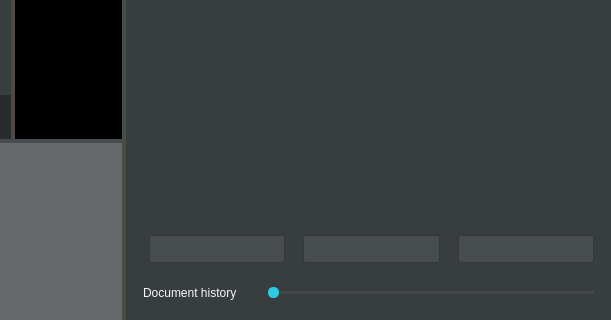
The window that rekall.ui (Rekall/Rekall) describes before a commit, drawn with Qt 5; both pictures show x 190 to 801 and y 194 to 514 of the 801 by 514 pixel window.
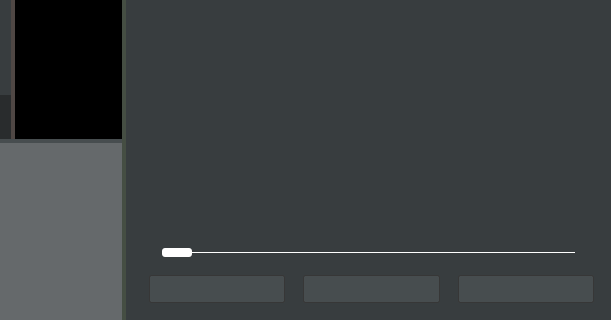
The same window after the commit. The open tabs and pages were chosen to show the change. Icons and pictures are not drawn. Custom widgets are drawn as their Qt base class.

Patch:
```diff
--- a/rekall.ui
+++ b/rekall.ui
@@ -250,6 +250,17 @@
 	background-color: 	rgb(45, 202, 225);
 }
 
+QSlider#metadataSlider::groove {
+	background-color: 	rgb(255, 255, 255);
+	height: 					1px;
+}
+QSlider#metadataSlider::handle {
+	width: 						30px;
+	background-color: 	rgb(255, 255, 255);
+	border-radius:			3px;
+}
+
+
 
 QSplitter#conduiteSplitter::handle 				{		background: 	rgba(166,204,91,   30);	}
 QSplitter#conduiteSplitter::handle:pressed 	{		background: 	rgb(166,204,91);				}
@@ -366,7 +377,11 @@
 }
 QMenu::item:enabled:selected {
      background-color: rgb(45, 202, 225);
-}</string>
+}
+
+
+
+</string>
   </property>
   <widget class="QWidget" name="centralwidget">
    <layout class="QVBoxLayout" name="verticalLayout_4">
@@ -715,7 +730,7 @@
            </attribute>
            <layout class="QVBoxLayout" name="verticalLayout_5">
             <property name="spacing">
-             <number>20</number>
+             <number>12</number>
             </property>
             <property name="leftMargin">
              <number>6</number>
@@ -786,6 +801,46 @@
               </widget>
              </widget>
             </item>
+            <item>
+             <layout class="QHBoxLayout" name="horizontalLayout_2">
+              <property name="spacing">
+               <number>12</number>
+              </property>
+              <item>
+               <widget class="QLabel" name="metadataSliderIcon">
+                <property name="text">
+                 <string/>
+                </property>
+                <property name="pixmap">
+                 <pixmap resource="icons/Rekall.qrc">:/icons/res_icon_history.png</pixmap>
+                </property>
+               </widget>
+              </item>
+              <item>
+               <widget class="QSlider" name="metadataSlider">
+                <property name="toolTip">
+                 <string>Navigate through document versions</string>
+                </property>
+                <property name="orientation">
+                 <enum>Qt::Horizontal</enum>
+                </property>
+                <property name="tickPosition">
+                 <enum>QSlider::NoTicks</enum>
+                </property>
+               </widget>
+              </item>
+              <item>
+               <widget class="QLabel" name="metadataSliderIcon2">
+                <property name="text">
+                 <string/>
+                </property>
+                <property name="pixmap">
+                 <pixmap resource="icons/Rekall.qrc">:/icons/res_icon_history_reverse.png</pixmap>
+                </property>
+               </widget>
+              </item>
+             </layout>
+            </item>
             <item>
              <layout class="QHBoxLayout" name="horizontalLayout">
               <property name="spacing">
@@ -844,40 +899,6 @@
               </item>
              </layout>
             </item>
-            <item>
-             <layout class="QHBoxLayout" name="horizontalLayout_2">
-              <property name="spacing">
-               <number>12</number>
-              </property>
-              <item>
-               <widget class="QLabel" name="metadataSliderLabel">
-                <property name="text">
-                 <string>Document history</string>
-                </property>
-                <property name="pixmap">
-                 <pixmap resource="icons/Rekall.qrc">:/icons/res_icon_history.png</pixmap>
-                </property>
-               </widget>
-              </item>
-              <item>
-               <widget class="QLabel" name="metadataSliderIcon">
-                <property name="text">
-                 <string/>
-                </property>
-                <property name="pixmap">
-                 <pixmap resource="icons/Rekall.qrc">:/icons/res_icon_history.png</pixmap>
-                </property>
-               </widget>
-              </item>
-              <item>
-               <widget class="QSlider" name="metadataSlider">
-                <property name="orientation">
-                 <enum>Qt::Horizontal</enum>
-                </property>
-               </widget>
-              </item>
-             </layout>
-            </item>
            </layout>
           </widget>
          </widget>
```
Left out of the diff: 25 changed lines with no effect on the pictures.
